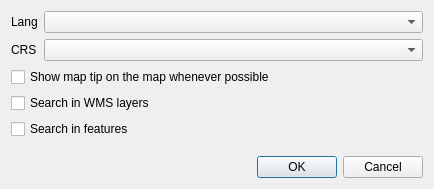
opengisch/qgis-swiss-locator, file swiss_locator/ui/config.ui: the form before one commit.
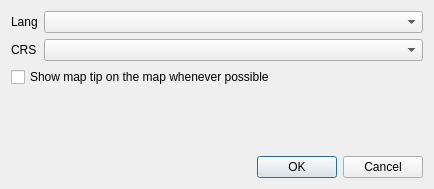
The form after the commit.

Commit message: clear results and improved settings

```diff
--- a/swiss_locator/ui/config.ui
+++ b/swiss_locator/ui/config.ui
@@ -51,7 +51,7 @@
      </property>
     </widget>
    </item>
-   <item row="6" column="2">
+   <item row="4" column="2">
     <spacer name="verticalSpacer">
      <property name="orientation">
       <enum>Qt::Vertical</enum>
@@ -64,20 +64,6 @@
      </property>
     </spacer>
    </item>
-   <item row="4" column="0" colspan="3">
-    <widget class="QCheckBox" name="search_wms">
-     <property name="text">
-      <string>Search in WMS layers</string>
-     </property>
-    </widget>
-   </item>
-   <item row="5" column="0" colspan="3">
-    <widget class="QCheckBox" name="search_features">
-     <property name="text">
-      <string>Search in features</string>
-     </property>
-    </widget>
-   </item>
   </layout>
  </widget>
  <resources/>
```
Left out of the diff: 4 changed lines with no effect on the pictures. The commit also changes 2 other files.
